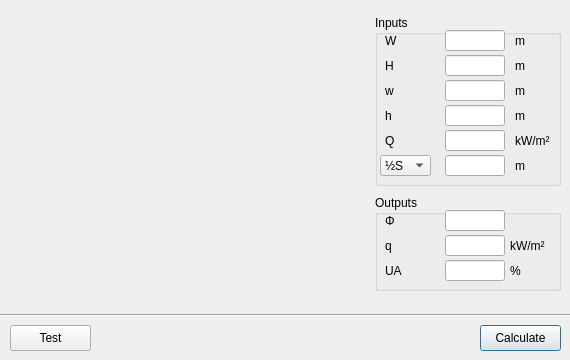
Qt form fseutil/guilayout/ui/dialog_0602_pd_7974_flame_height.ui (fsepy/fseutil) before a commit.
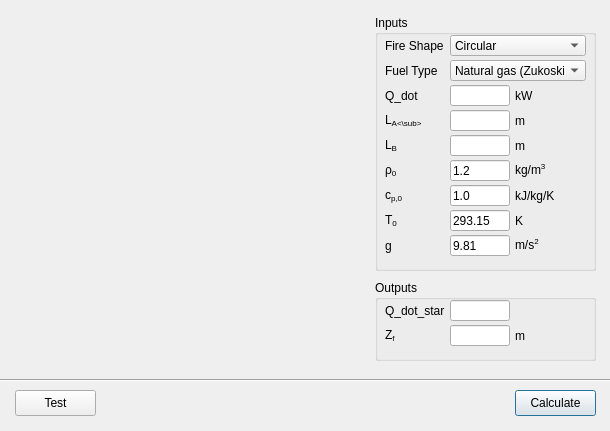
The same form after that commit. Icons and pictures are not drawn.

The edit to the form file:
```diff
--- a/fseutil/guilayout/ui/dialog_0602_pd_7974_flame_height.ui
+++ b/fseutil/guilayout/ui/dialog_0602_pd_7974_flame_height.ui
@@ -6,8 +6,8 @@
    <rect>
     <x>0</x>
     <y>0</y>
-    <width>570</width>
-    <height>360</height>
+    <width>610</width>
+    <height>431</height>
    </rect>
   </property>
   <property name="windowTitle">
@@ -17,9 +17,9 @@
    <property name="geometry">
     <rect>
      <x>375</x>
-     <y>195</y>
-     <width>186</width>
-     <height>96</height>
+     <y>280</y>
+     <width>221</width>
+     <height>81</height>
     </rect>
    </property>
    <property name="title">
@@ -28,8 +28,8 @@
    <widget class="QLineEdit" name="lineEdit_out_Phi">
     <property name="geometry">
      <rect>
-      <x>70</x>
-      <y>15</y>
+      <x>75</x>
+      <y>20</y>
       <width>60</width>
       <height>21</height>
      </rect>
@@ -56,36 +56,8 @@
    <widget class="QLineEdit" name="lineEdit_out_q">
     <property name="geometry">
      <rect>
-      <x>70</x>
-      <y>40</y>
-      <width>60</width>
-      <height>21</height>
-     </rect>
-    </property>
-    <property name="sizePolicy">
-     <sizepolicy hsizetype="Fixed" vsizetype="Fixed">
-      <horstretch>0</horstretch>
-      <verstretch>0</verstretch>
-     </sizepolicy>
-    </property>
-    <property name="minimumSize">
-     <size>
-      <width>0</width>
-      <height>0</height>
-     </size>
-    </property>
-    <property name="maximumSize">
-     <size>
-      <width>60</width>
-      <height>16777215</height>
-     </size>
-    </property>
-   </widget>
-   <widget class="QLineEdit" name="lineEdit_out_S_or_UA">
-    <property name="geometry">
-     <rect>
-      <x>70</x>
-      <y>65</y>
+      <x>75</x>
+      <y>45</y>
       <width>60</width>
       <height>21</height>
      </rect>
@@ -113,8 +85,8 @@
     <property name="geometry">
      <rect>
       <x>10</x>
-      <y>15</y>
-      <width>40</width>
+      <y>20</y>
+      <width>61</width>
       <height>21</height>
      </rect>
     </property>
@@ -132,23 +104,23 @@
     </property>
     <property name="maximumSize">
      <size>
-      <width>40</width>
-      <height>16777215</height>
+      <width>61</width>
+      <height>21</height>
      </size>
     </property>
     <property name="toolTip">
      <string>Solved view factor</string>
     </property>
     <property name="text">
-     <string>Φ</string>
+     <string>Q_dot_star</string>
     </property>
    </widget>
    <widget class="QLabel" name="label_12">
     <property name="geometry">
      <rect>
       <x>10</x>
-      <y>40</y>
-      <width>40</width>
+      <y>45</y>
+      <width>61</width>
       <height>21</height>
      </rect>
     </property>
@@ -166,75 +138,28 @@
     </property>
     <property name="maximumSize">
      <size>
-      <width>40</width>
-      <height>16777215</height>
+      <width>61</width>
+      <height>21</height>
      </size>
     </property>
     <property name="toolTip">
      <string>Solved heat flux at receiver surface 100 % unprotected.</string>
     </property>
     <property name="text">
-     <string>q</string>
-    </property>
-   </widget>
-   <widget class="QLabel" name="label_out_S_or_UA">
-    <property name="geometry">
-     <rect>
-      <x>10</x>
-      <y>65</y>
-      <width>40</width>
-      <height>21</height>
-     </rect>
-    </property>
-    <property name="sizePolicy">
-     <sizepolicy hsizetype="Fixed" vsizetype="Fixed">
-      <horstretch>0</horstretch>
-      <verstretch>0</verstretch>
-     </sizepolicy>
-    </property>
-    <property name="minimumSize">
-     <size>
-      <width>20</width>
-      <height>0</height>
-     </size>
-    </property>
-    <property name="maximumSize">
-     <size>
-      <width>40</width>
-      <height>16777215</height>
-     </size>
-    </property>
-    <property name="toolTip">
-     <string>Solved maximum permissible unprotected area</string>
-    </property>
-    <property name="text">
-     <string>UA</string>
+     <string>Z&lt;sub&gt;f&lt;sub&gt;</string>
     </property>
    </widget>
    <widget class="QLabel" name="label_25">
     <property name="geometry">
      <rect>
-      <x>135</x>
-      <y>40</y>
-      <width>50</width>
+      <x>140</x>
+      <y>45</y>
+      <width>51</width>
       <height>21</height>
      </rect>
     </property>
     <property name="text">
-     <string>kW/m²</string>
-    </property>
-   </widget>
-   <widget class="QLabel" name="label_out_unit_S_or_UA">
-    <property name="geometry">
-     <rect>
-      <x>135</x>
-      <y>65</y>
-      <width>50</width>
-      <height>21</height>
-     </rect>
-    </property>
-    <property name="text">
-     <string>%</string>
+     <string>m</string>
     </property>
    </widget>
   </widget>
@@ -243,8 +168,8 @@
     <rect>
      <x>375</x>
      <y>15</y>
-     <width>186</width>
-     <height>171</height>
+     <width>221</width>
+     <height>256</height>
     </rect>
    </property>
    <property name="title">
@@ -254,8 +179,8 @@
     <property name="geometry">
      <rect>
       <x>140</x>
-      <y>140</y>
-      <width>40</width>
+      <y>195</y>
+      <width>51</width>
       <height>21</height>
      </rect>
     </property>
@@ -272,15 +197,15 @@
      </size>
     </property>
     <property name="text">
-     <string>m</string>
+     <string>K</string>
     </property>
    </widget>
    <widget class="QLabel" name="label_34">
     <property name="geometry">
      <rect>
       <x>140</x>
-      <y>115</y>
-      <width>40</width>
+      <y>170</y>
+      <width>51</width>
       <height>21</height>
      </rect>
     </property>
@@ -297,15 +222,15 @@
      </size>
     </property>
     <property name="text">
-     <string>kW/m²</string>
+     <string>kJ/kg/K</string>
     </property>
    </widget>
    <widget class="QLabel" name="label_33">
     <property name="geometry">
      <rect>
       <x>140</x>
-      <y>40</y>
-      <width>40</width>
+      <y>95</y>
+      <width>51</width>
       <height>21</height>
      </rect>
     </property>
@@ -329,174 +254,38 @@
     <property name="geometry">
      <rect>
       <x>140</x>
-      <y>15</y>
-      <width>40</width>
-      <height>21</height>
-     </rect>
-    </property>
-    <property name="minimumSize">
-     <size>
-      <width>0</width>
-      <height>0</height>
-     </size>
-    </property>
-    <property name="maximumSize">
-     <size>
-      <width>16777215</width>
-      <height>16777215</height>
-     </size>
-    </property>
-    <property name="text">
-     <string>m</string>
-    </property>
-   </widget>
-   <widget class="QLineEdit" name="lineEdit_W">
-    <property name="geometry">
-     <rect>
-      <x>70</x>
-      <y>15</y>
-      <width>60</width>
-      <height>21</height>
-     </rect>
-    </property>
-    <property name="sizePolicy">
-     <sizepolicy hsizetype="Fixed" vsizetype="Fixed">
-      <horstretch>0</horstretch>
-      <verstretch>0</verstretch>
-     </sizepolicy>
-    </property>
-    <property name="minimumSize">
-     <size>
-      <width>0</width>
-      <height>0</height>
-     </size>
-    </property>
-    <property name="maximumSize">
-     <size>
-      <width>60</width>
-      <height>16777215</height>
-     </size>
-    </property>
-    <property name="baseSize">
-     <size>
-      <width>0</width>
-      <height>0</height>
-     </size>
-    </property>
-   </widget>
-   <widget class="QLineEdit" name="lineEdit_H">
-    <property name="geometry">
-     <rect>
-      <x>70</x>
-      <y>40</y>
-      <width>60</width>
-      <height>21</height>
-     </rect>
-    </property>
-    <property name="sizePolicy">
-     <sizepolicy hsizetype="Fixed" vsizetype="Fixed">
-      <horstretch>0</horstretch>
-      <verstretch>0</verstretch>
-     </sizepolicy>
-    </property>
-    <property name="minimumSize">
-     <size>
-      <width>0</width>
-      <height>0</height>
-     </size>
-    </property>
-    <property name="maximumSize">
-     <size>
-      <width>60</width>
-      <height>16777215</height>
-     </size>
-    </property>
-    <property name="baseSize">
-     <size>
-      <width>0</width>
-      <height>0</height>
-     </size>
-    </property>
-   </widget>
-   <widget class="QLineEdit" name="lineEdit_S_or_UA">
-    <property name="geometry">
-     <rect>
-      <x>70</x>
-      <y>140</y>
-      <width>60</width>
-      <height>21</height>
-     </rect>
-    </property>
-    <property name="sizePolicy">
-     <sizepolicy hsizetype="Fixed" vsizetype="Fixed">
-      <horstretch>0</horstretch>
-      <verstretch>0</verstretch>
-     </sizepolicy>
-    </property>
-    <property name="minimumSize">
-     <size>
-      <width>0</width>
-      <height>0</height>
-     </size>
-    </property>
-    <property name="maximumSize">
-     <size>
-      <width>60</width>
-      <height>16777215</height>
-     </size>
-    </property>
-    <property name="baseSize">
-     <size>
-      <width>0</width>
-      <height>0</height>
-     </size>
-    </property>
-   </widget>
-   <widget class="QLineEdit" name="lineEdit_Q">
-    <property name="geometry">
-     <rect>
-      <x>70</x>
-      <y>115</y>
-      <width>60</width>
-      <height>21</height>
-     </rect>
-    </property>
-    <property name="sizePolicy">
-     <sizepolicy hsizetype="Fixed" vsizetype="Fixed">
-      <horstretch>0</horstretch>
-      <verstretch>0</verstretch>
-     </sizepolicy>
-    </property>
-    <property name="minimumSize">
-     <size>
-      <width>0</width>
-      <height>0</height>
-     </size>
-    </property>
-    <property name="maximumSize">
-     <size>
-      <width>60</width>
-      <height>16777215</height>
-     </size>
-    </property>
-    <property name="baseSize">
-     <size>
-      <width>0</width>
-      <height>0</height>
-     </size>
-    </property>
-   </widget>
-   <widget class="QComboBox" name="comboBox_S_or_UA">
-    <property name="geometry">
-     <rect>
-      <x>5</x>
-      <y>140</y>
+      <y>70</y>
       <width>51</width>
       <height>21</height>
      </rect>
     </property>
+    <property name="minimumSize">
+     <size>
+      <width>0</width>
+      <height>0</height>
+     </size>
+    </property>
+    <property name="maximumSize">
+     <size>
+      <width>16777215</width>
+      <height>16777215</height>
+     </size>
+    </property>
+    <property name="text">
+     <string>kW</string>
+    </property>
+   </widget>
+   <widget class="QLineEdit" name="lineEdit_Q_dot">
+    <property name="geometry">
+     <rect>
+      <x>75</x>
+      <y>70</y>
+      <width>60</width>
+      <height>21</height>
+     </rect>
+    </property>
     <property name="sizePolicy">
-     <sizepolicy hsizetype="Preferred" vsizetype="Preferred">
+     <sizepolicy hsizetype="Fixed" vsizetype="Fixed">
       <horstretch>0</horstretch>
       <verstretch>0</verstretch>
      </sizepolicy>
@@ -509,27 +298,131 @@
     </property>
     <property name="maximumSize">
      <size>
-      <width>80</width>
-      <height>30</height>
+      <width>60</width>
+      <height>16777215</height>
      </size>
     </property>
-    <item>
-     <property name="text">
-      <string>½S</string>
-     </property>
-    </item>
-    <item>
-     <property name="text">
-      <string>UA</string>
-     </property>
-    </item>
+    <property name="baseSize">
+     <size>
+      <width>0</width>
+      <height>0</height>
+     </size>
+    </property>
+   </widget>
+   <widget class="QLineEdit" name="lineEdit_L_A_or_D">
+    <property name="geometry">
+     <rect>
+      <x>75</x>
+      <y>95</y>
+      <width>60</width>
+      <height>21</height>
+     </rect>
+    </property>
+    <property name="sizePolicy">
+     <sizepolicy hsizetype="Fixed" vsizetype="Fixed">
+      <horstretch>0</horstretch>
+      <verstretch>0</verstretch>
+     </sizepolicy>
+    </property>
+    <property name="minimumSize">
+     <size>
+      <width>0</width>
+      <height>0</height>
+     </size>
+    </property>
+    <property name="maximumSize">
+     <size>
+      <width>60</width>
+      <height>16777215</height>
+     </size>
+    </property>
+    <property name="baseSize">
+     <size>
+      <width>0</width>
+      <height>0</height>
+     </size>
+    </property>
+   </widget>
+   <widget class="QLineEdit" name="lineEdit_T_0">
+    <property name="geometry">
+     <rect>
+      <x>75</x>
+      <y>195</y>
+      <width>60</width>
+      <height>21</height>
+     </rect>
+    </property>
+    <property name="sizePolicy">
+     <sizepolicy hsizetype="Fixed" vsizetype="Fixed">
+      <horstretch>0</horstretch>
+      <verstretch>0</verstretch>
+     </sizepolicy>
+    </property>
+    <property name="minimumSize">
+     <size>
+      <width>0</width>
+      <height>0</height>
+     </size>
+    </property>
+    <property name="maximumSize">
+     <size>
+      <width>60</width>
+      <height>16777215</height>
+     </size>
+    </property>
+    <property name="baseSize">
+     <size>
+      <width>0</width>
+      <height>0</height>
+     </size>
+    </property>
+    <property name="text">
+     <string>293.15</string>
+    </property>
+   </widget>
+   <widget class="QLineEdit" name="lineEdit_c_p_0">
+    <property name="geometry">
+     <rect>
+      <x>75</x>
+      <y>170</y>
+      <width>60</width>
+      <height>21</height>
+     </rect>
+    </property>
+    <property name="sizePolicy">
+     <sizepolicy hsizetype="Fixed" vsizetype="Fixed">
+      <horstretch>0</horstretch>
+      <verstretch>0</verstretch>
+     </sizepolicy>
+    </property>
+    <property name="minimumSize">
+     <size>
+      <width>0</width>
+      <height>0</height>
+     </size>
+    </property>
+    <property name="maximumSize">
+     <size>
+      <width>60</width>
+      <height>16777215</height>
+     </size>
+    </property>
+    <property name="baseSize">
+     <size>
+      <width>0</width>
+      <height>0</height>
+     </size>
+    </property>
+    <property name="text">
+     <string>1.0</string>
+    </property>
    </widget>
    <widget class="QLabel" name="label_23">
     <property name="geometry">
      <rect>
       <x>10</x>
-      <y>115</y>
-      <width>43</width>
+      <y>170</y>
+      <width>61</width>
       <height>21</height>
      </rect>
     </property>
@@ -547,7 +440,7 @@
     </property>
     <property name="maximumSize">
      <size>
-      <width>50</width>
+      <width>61</width>
       <height>30</height>
      </size>
     </property>
@@ -555,15 +448,15 @@
      <string>Heat flux of emitter</string>
     </property>
     <property name="text">
-     <string>Q</string>
+     <string>c&lt;sub&gt;p,0&lt;sub&gt;</string>
     </property>
    </widget>
    <widget class="QLabel" name="label_26">
     <property name="geometry">
      <rect>
       <x>10</x>
-      <y>40</y>
-      <width>43</width>
+      <y>95</y>
+      <width>61</width>
       <height>21</height>
      </rect>
     </property>
@@ -581,7 +474,7 @@
     </property>
     <property name="maximumSize">
      <size>
-      <width>50</width>
+      <width>61</width>
       <height>30</height>
      </size>
     </property>
@@ -589,15 +482,15 @@
      <string>Height of emitter</string>
     </property>
     <property name="text">
-     <string>H</string>
+     <string>L&lt;sub&gt;A&lt;\sub&gt;</string>
     </property>
    </widget>
    <widget class="QLabel" name="label_30">
     <property name="geometry">
      <rect>
       <x>10</x>
-      <y>15</y>
-      <width>43</width>
+      <y>70</y>
+      <width>61</width>
       <height>21</height>
      </rect>
     </property>
@@ -609,7 +502,7 @@
     </property>
     <property name="maximumSize">
      <size>
-      <width>50</width>
+      <width>61</width>
       <height>30</height>
      </size>
     </property>
@@ -617,15 +510,15 @@
      <string>Width of emitter</string>
     </property>
     <property name="text">
-     <string>W</string>
+     <string>Q_dot</string>
     </property>
    </widget>
    <widget class="QLabel" name="label_31">
     <property name="geometry">
      <rect>
       <x>10</x>
-      <y>65</y>
-      <width>43</width>
+      <y>120</y>
+      <width>61</width>
       <height>21</height>
      </rect>
     </property>
@@ -637,7 +530,7 @@
     </property>
     <property name="maximumSize">
      <size>
-      <width>50</width>
+      <width>61</width>
       <height>30</height>
      </size>
     </property>
@@ -645,15 +538,15 @@
      <string>Width of emitter</string>
     </property>
     <property name="text">
-     <string>w</string>
+     <string>L&lt;sub&gt;B&lt;sub&gt;</string>
     </property>
    </widget>
    <widget class="QLabel" name="label_35">
     <property name="geometry">
      <rect>
       <x>10</x>
-      <y>90</y>
-      <width>43</width>
+      <y>145</y>
+      <width>61</width>
       <height>21</height>
      </rect>
     </property>
@@ -665,7 +558,7 @@
     </property>
     <property name="maximumSize">
      <size>
-      <width>50</width>
+      <width>61</width>
       <height>30</height>
      </size>
     </property>
@@ -673,14 +566,14 @@
      <string>Width of emitter</string>
     </property>
     <property name="text">
-     <string>h</string>
+     <string>ρ&lt;sub&gt;0&lt;sub&gt;</string>
     </property>
    </widget>
    <widget class="QLineEdit" name="lineEdit_w">
     <property name="geometry">
      <rect>
-      <x>70</x>
-      <y>65</y>
+      <x>75</x>
+      <y>120</y>
       <width>60</width>
       <height>21</height>
      </rect>
@@ -713,8 +606,8 @@
    <widget class="QLineEdit" name="lineEdit_h">
     <property name="geometry">
      <rect>
-      <x>70</x>
-      <y>90</y>
+      <x>75</x>
+      <y>145</y>
       <width>60</width>
       <height>21</height>
      </rect>
@@ -743,13 +636,16 @@
       <height>0</height>
      </size>
     </property>
+    <property name="text">
+     <string>1.2</string>
+    </property>
    </widget>
    <widget class="QLabel" name="label_36">
     <property name="geometry">
      <rect>
       <x>140</x>
-      <y>65</y>
-      <width>40</width>
+      <y>120</y>
+      <width>51</width>
       <height>21</height>
      </rect>
     </property>
@@ -773,8 +669,8 @@
     <property name="geometry">
      <rect>
       <x>140</x>
-      <y>90</y>
-      <width>40</width>
+      <y>145</y>
+      <width>51</width>
       <height>21</height>
      </rect>
     </property>
@@ -791,15 +687,299 @@
      </size>
     </property>
     <property name="text">
-     <string>m</string>
+     <string>kg/m&lt;sup&gt;3&lt;sup&gt;</string>
+    </property>
+   </widget>
+   <widget class="QComboBox" name="comboBox_fuel_type">
+    <property name="geometry">
+     <rect>
+      <x>75</x>
+      <y>45</y>
+      <width>136</width>
+      <height>21</height>
+     </rect>
+    </property>
+    <property name="sizePolicy">
+     <sizepolicy hsizetype="Preferred" vsizetype="Preferred">
+      <horstretch>0</horstretch>
+      <verstretch>0</verstretch>
+     </sizepolicy>
+    </property>
+    <property name="minimumSize">
+     <size>
+      <width>0</width>
+      <height>0</height>
+     </size>
+    </property>
+    <property name="maximumSize">
+     <size>
+      <width>9999</width>
+      <height>9999</height>
+     </size>
+    </property>
+    <item>
+     <property name="text">
+      <string>Natural gas (Zukoski)</string>
+     </property>
+    </item>
+    <item>
+     <property name="text">
+      <string>Wood cribs (Thomas)</string>
+     </property>
+    </item>
+    <item>
+     <property name="text">
+      <string>Gas, liquids and solids (Heskestad)</string>
+     </property>
+    </item>
+   </widget>
+   <widget class="QLabel" name="label_24">
+    <property name="geometry">
+     <rect>
+      <x>10</x>
+      <y>45</y>
+      <width>61</width>
+      <height>21</height>
+     </rect>
+    </property>
+    <property name="sizePolicy">
+     <sizepolicy hsizetype="Fixed" vsizetype="Fixed">
+      <horstretch>0</horstretch>
+      <verstretch>0</verstretch>
+     </sizepolicy>
+    </property>
+    <property name="minimumSize">
+     <size>
+      <width>0</width>
+      <height>0</height>
+     </size>
+    </property>
+    <property name="maximumSize">
+     <size>
+      <width>61</width>
+      <height>30</height>
+     </size>
+    </property>
+    <property name="toolTip">
+     <string>Heat flux of emitter</string>
+    </property>
+    <property name="text">
+     <string>Fuel Type</string>
+    </property>
+   </widget>
+   <widget class="QLabel" name="label_27">
+    <property name="geometry">
+     <rect>
+      <x>10</x>
+      <y>195</y>
+      <width>61</width>
+      <height>21</height>
+     </rect>
+    </property>
+    <property name="sizePolicy">
+     <sizepolicy hsizetype="Fixed" vsizetype="Fixed">
+      <horstretch>0</horstretch>
+      <verstretch>0</verstretch>
+     </sizepolicy>
+    </property>
+    <property name="minimumSize">
+     <size>
+      <width>0</width>
+      <height>0</height>
+     </size>
+    </property>
+    <property name="maximumSize">
+     <size>
+      <width>61</width>
+      <height>30</height>
+     </size>
+    </property>
+    <property name="toolTip">
+     <string>Heat flux of emitter</string>
+    </property>
+    <property name="text">
+     <string>T&lt;sub&gt;0&lt;sub&gt;</string>
+    </property>
+   </widget>
+   <widget class="QLineEdit" name="lineEdit_g">
+    <property name="geometry">
+     <rect>
+      <x>75</x>
+      <y>220</y>
+      <width>60</width>
+      <height>21</height>
+     </rect>
+    </property>
+    <property name="sizePolicy">
+     <sizepolicy hsizetype="Fixed" vsizetype="Fixed">
+      <horstretch>0</horstretch>
+      <verstretch>0</verstretch>
+     </sizepolicy>
+    </property>
+    <property name="minimumSize">
+     <size>
+      <width>0</width>
+      <height>0</height>
+     </size>
+    </property>
+    <property name="maximumSize">
+     <size>
+      <width>60</width>
+      <height>16777215</height>
+     </size>
+    </property>
+    <property name="baseSize">
+     <size>
+      <width>0</width>
+      <height>0</height>
+     </size>
+    </property>
+    <property name="text">
+     <string>9.81</string>
+    </property>
+   </widget>
+   <widget class="QLabel" name="label_unit_S_or_UA_2">
+    <property name="geometry">
+     <rect>
+      <x>140</x>
+      <y>220</y>
+      <width>51</width>
+      <height>21</height>
+     </rect>
+    </property>
+    <property name="minimumSize">
+     <size>
+      <width>0</width>
+      <height>0</height>
+     </size>
+    </property>
+    <property name="maximumSize">
+     <size>
+      <width>16777215</width>
+      <height>16777215</height>
+     </size>
+    </property>
+    <property name="text">
+     <string>m/s&lt;sup&gt;2&lt;sup&gt;</string>
+    </property>
+   </widget>
+   <widget class="QLabel" name="label_28">
+    <property name="geometry">
+     <rect>
+      <x>10</x>
+      <y>220</y>
+      <width>61</width>
+      <height>21</height>
+     </rect>
+    </property>
+    <property name="sizePolicy">
+     <sizepolicy hsizetype="Fixed" vsizetype="Fixed">
+      <horstretch>0</horstretch>
+      <verstretch>0</verstretch>
+     </sizepolicy>
+    </property>
+    <property name="minimumSize">
+     <size>
+      <width>0</width>
+      <height>0</height>
+     </size>
+    </property>
+    <property name="maximumSize">
+     <size>
+      <width>61</width>
+      <height>30</height>
+     </size>
+    </property>
+    <property name="toolTip">
+     <string>Heat flux of emitter</string>
+    </property>
+    <property name="text">
+     <string>g</string>
+    </property>
+   </widget>
+   <widget class="QComboBox" name="comboBox_fire_shape">
+    <property name="geometry">
+     <rect>
+      <x>75</x>
+      <y>20</y>
+      <width>136</width>
+      <height>21</height>
+     </rect>
+    </property>
+    <property name="sizePolicy">
+     <sizepolicy hsizetype="Preferred" vsizetype="Preferred">
+      <horstretch>0</horstretch>
+      <verstretch>0</verstretch>
+     </sizepolicy>
+    </property>
+    <property name="minimumSize">
+     <size>
+      <width>0</width>
+      <height>0</height>
+     </size>
+    </property>
+    <property name="maximumSize">
+     <size>
+      <width>9999</width>
+      <height>9999</height>
+     </size>
+    </property>
+    <item>
+     <property name="text">
+      <string>Circular</string>
+     </property>
+    </item>
+    <item>
+     <property name="text">
+      <string>Rectangular</string>
+     </property>
+    </item>
+    <item>
+     <property name="text">
+      <string>Line</string>
+     </property>
+    </item>
+   </widget>
+   <widget class="QLabel" name="label_29">
+    <property name="geometry">
+     <rect>
+      <x>10</x>
+      <y>20</y>
+      <width>61</width>
+      <height>21</height>
+     </rect>
+    </property>
+    <property name="sizePolicy">
+     <sizepolicy hsizetype="Fixed" vsizetype="Fixed">
+      <horstretch>0</horstretch>
+      <verstretch>0</verstretch>
+     </sizepolicy>
+    </property>
+    <property name="minimumSize">
+     <size>
+      <width>0</width>
+      <height>0</height>
+     </size>
+    </property>
+    <property name="maximumSize">
+     <size>
+      <width>61</width>
+      <height>30</height>
+     </size>
+    </property>
+    <property name="toolTip">
+     <string>Heat flux of emitter</string>
+    </property>
+    <property name="text">
+     <string>Fire Shape</string>
     </property>
    </widget>
   </widget>
   <widget class="QPushButton" name="pushButton_calculate">
    <property name="geometry">
     <rect>
-     <x>480</x>
-     <y>325</y>
+     <x>515</x>
+     <y>390</y>
      <width>81</width>
      <height>26</height>
     </rect>
@@ -812,7 +992,7 @@
    <property name="geometry">
     <rect>
      <x>10</x>
-     <y>10</y>
+     <y>45</y>
      <width>341</width>
      <height>285</height>
     </rect>
@@ -828,8 +1008,8 @@
    <property name="geometry">
     <rect>
      <x>0</x>
-     <y>305</y>
-     <width>571</width>
+     <y>370</y>
+     <width>611</width>
      <height>21</height>
     </rect>
    </property>
@@ -840,8 +1020,8 @@
   <widget class="QPushButton" name="pushButton_test">
    <property name="geometry">
     <rect>
-     <x>10</x>
-     <y>325</y>
+     <x>15</x>
+     <y>390</y>
      <width>81</width>
      <height>26</height>
     </rect>
```
Left out of the diff: 35 changed lines with no effect on the pictures.
